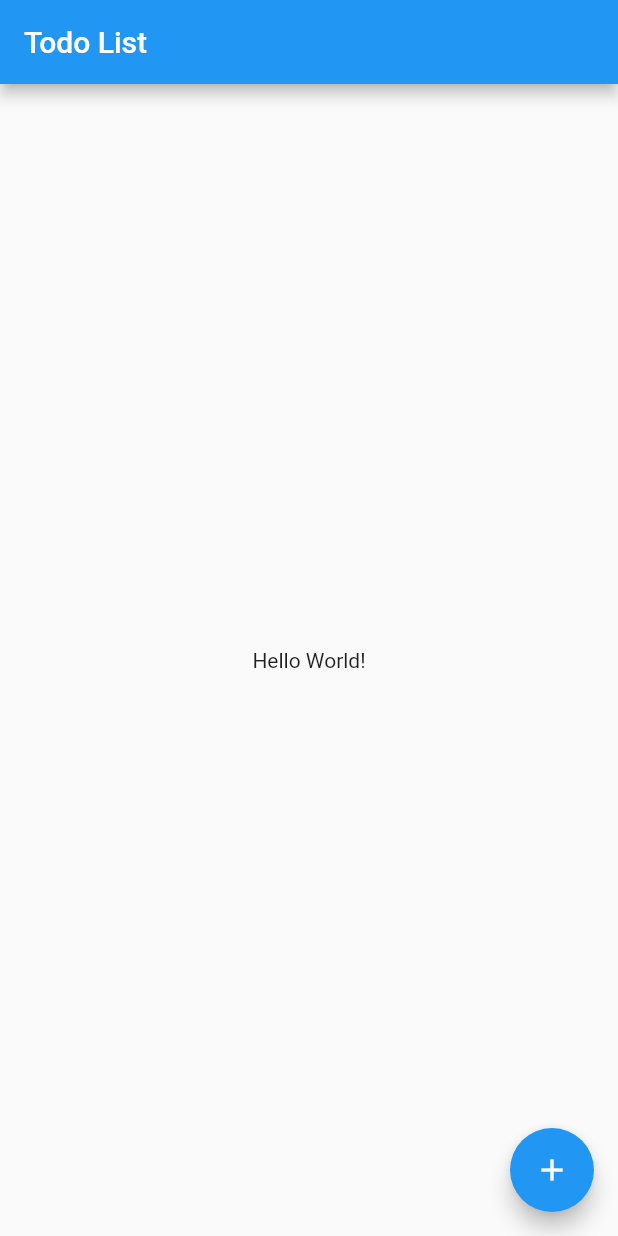
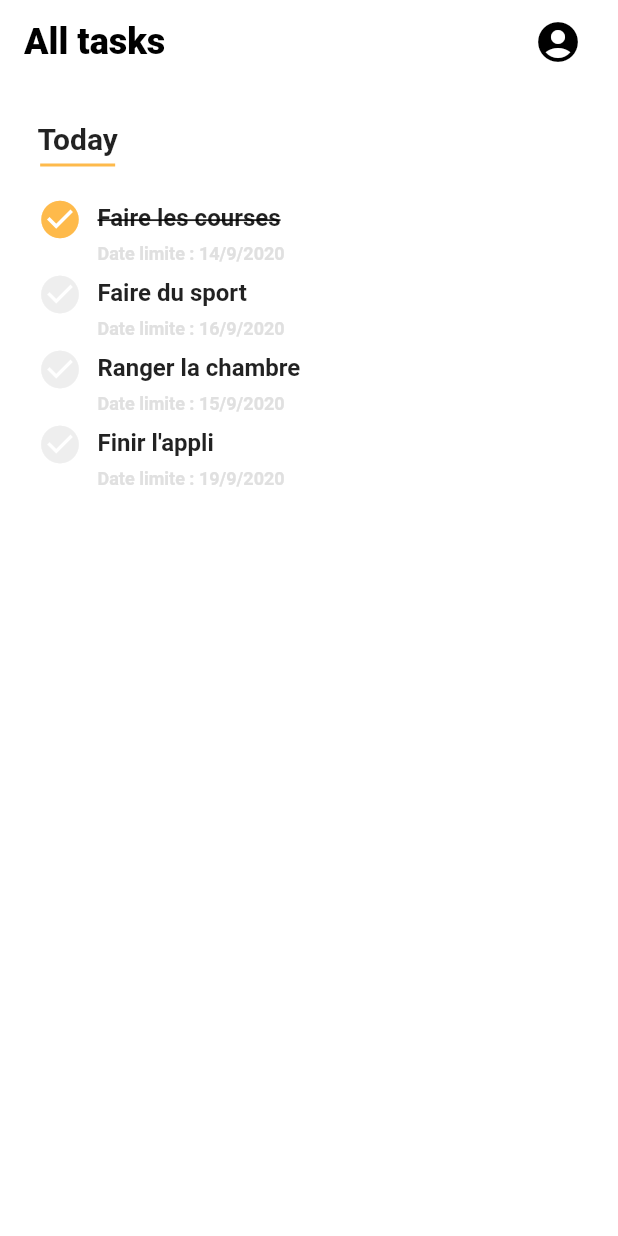
Before and after one commit to spoitler/todo_list_app, a Flutter app: the screen it shows after launch, on a phone screen of 412 x 824 dp. Run offline on Flutter 3.47's test engine with Material 2 defaults, Android fonts, the phone set to English and light mode, and no system bars.

Commit message:
add title appbar, and today section

```diff
--- a/lib/main.dart
+++ b/lib/main.dart
@@ -1,4 +1,5 @@
 import 'package:flutter/material.dart';
+import 'package:todo_list_app/screens/home/home_screen.dart';
 
 void main() {
   runApp(MyApp());
@@ -10,42 +11,12 @@ class MyApp extends StatelessWidget {
   Widget build(BuildContext context) {
     return MaterialApp(
       title: 'Flutter Demo',
+      debugShowCheckedModeBanner: true,
       theme: ThemeData(
-        primarySwatch: Colors.blue,
-        // This makes the visual density adapt to the platform that you run
-        // the app on. For desktop platforms, the controls will be smaller and
-        // closer together (more dense) than on mobile platforms.
+        primaryColor: Colors.white,
         visualDensity: VisualDensity.adaptivePlatformDensity,
       ),
-      home: MyHomePage(title: 'Todo List'),
+      home: HomeScreen(),
     );
   }
 }
-
-class MyHomePage extends StatefulWidget {
-  MyHomePage({Key key, this.title}) : super(key: key);
-
-  final String title;
-
-  @override
-  _MyHomePageState createState() => _MyHomePageState();
-}
-
-class _MyHomePageState extends State<MyHomePage> {
-  @override
-  Widget build(BuildContext context) {
-    return Scaffold(
-      appBar: AppBar(
-        title: Text(widget.title),
-      ),
-      body: Center(
-        child: Text("Hello World!"),
-      ),
-      floatingActionButton: FloatingActionButton(
-        onPressed: null,
-        tooltip: 'Increment',
-        child: Icon(Icons.add),
-      ), // This trailing comma makes auto-formatting nicer for build methods.
-    );
-  }
-}
--- /dev/null
+++ b/lib/models/Tasks.dart
@@ -0,0 +1,21 @@
+
+class Tasks {
+  final int id;
+  String name;
+  DateTime deadline;
+  bool checked;
+
+  Tasks({
+    this.id,
+    this.name,
+    this.deadline,
+    this.checked = false
+  });
+}
+
+List<Tasks> tasks = [
+  Tasks(id: 0, name: "Faire les courses", deadline: new DateTime(2020, 09, 14), checked: true),
+  Tasks(id: 1, name: "Faire du sport", deadline: new DateTime(2020, 09, 16)),
+  Tasks(id: 2, name: "Ranger la chambre", deadline: new DateTime(2020, 09, 15)),
+  Tasks(id: 3, name: "Finir l'appli", deadline: new DateTime(2020, 09, 19)),
+];
--- /dev/null
+++ b/lib/screens/home/components/constants.dart
@@ -0,0 +1,3 @@
+import 'package:flutter/material.dart';
+
+Color kButtonColor = const Color.fromRGBO(254, 186, 75,1.0);
--- /dev/null
+++ b/lib/screens/home/home_screen.dart
@@ -0,0 +1,48 @@
+import 'package:flutter/material.dart';
+import 'package:todo_list_app/screens/home/today_listview.dart';
+import 'package:todo_list_app/screens/home/today_title.dart';
+
+class HomeScreen extends StatelessWidget {
+  @override
+  Widget build(BuildContext context) {
+    return MaterialApp(
+      title: "Todo List",
+      home: Scaffold(
+        backgroundColor: Colors.white,
+        appBar: AppBar(
+          backgroundColor: Colors.white,
+          elevation: 0,
+          title: Row(
+            children: [
+              Expanded(
+                child: Text(
+                  "All tasks",
+                  style: TextStyle(
+                      color: Colors.black,
+                      fontSize: 24,
+                      fontWeight: FontWeight.w800),
+                ),
+              ),
+              IconButton(
+                  icon: Icon(
+                    Icons.account_circle,
+                    color: Colors.black,
+                    size: 32,
+                  ),
+                  onPressed: null)
+            ],
+          ),
+        ),
+        body: Padding(
+          padding: const EdgeInsets.all(25.0),
+          child: Column(
+            children: [
+              TodayTitle(),
+              TodayListView(),
+            ],
+          ),
+        ),
+      ),
+    );
+  }
+}
--- /dev/null
+++ b/lib/screens/home/today_listview.dart
@@ -0,0 +1,94 @@
+import 'package:todo_list_app/models/Tasks.dart';
+import 'package:flutter/material.dart';
+
+import 'components/constants.dart';
+
+class TodayListView extends StatefulWidget {
+  @override
+  _TodayListViewState createState() => _TodayListViewState();
+}
+
+class _TodayListViewState extends State<TodayListView> {
+  @override
+  Widget build(BuildContext context) {
+    return Container(
+      margin: EdgeInsets.only(top: 20),
+      height: (tasks.length * 50.0),
+      child: ListView.builder(
+        primary: false,
+        itemExtent: 50,
+        itemCount: tasks.length,
+        itemBuilder: (context, index) {
+          return _ListRowBuilder(index);
+        },
+      ),
+    );
+  }
+
+  Widget _ListRowBuilder(index) {
+    final double _iconSize = 30;
+    return Container(
+      child: Row(
+        crossAxisAlignment: CrossAxisAlignment.start,
+        children: [
+          GestureDetector(
+            child: tasks[index].checked
+                ? Icon(
+                    Icons.check_circle,
+                    color: kButtonColor,
+                    size: _iconSize,
+                  )
+                : Icon(
+                    Icons.check_circle,
+                    color: Colors.grey[200],
+                    size: _iconSize,
+                  ),
+            onTap: () => {
+              setState(() {
+                tasks[index].checked
+                    ? tasks[index].checked = false
+                    : tasks[index].checked = true;
+              })
+            },
+          ),
+          Padding(
+            padding: const EdgeInsets.only(left: 10),
+            child: Column(
+              crossAxisAlignment: CrossAxisAlignment.start,
+              mainAxisAlignment: MainAxisAlignment.spaceEvenly,
+              children: [
+                Container(
+                  margin: EdgeInsets.only(bottom: 3),
+                  child: tasks[index].checked
+                      ? Text(tasks[index].name,
+                          style: TextStyle(
+                              fontWeight: FontWeight.w600,
+                              fontSize: 16,
+                              decoration: TextDecoration.lineThrough,
+                              decorationThickness: 1.5))
+                      : Text(
+                          tasks[index].name,
+                          style: TextStyle(
+                              fontWeight: FontWeight.w600, fontSize: 16),
+                        ),
+                ),
+                Text(
+                  "Date limite : " +
+                      tasks[index].deadline.day.toString() +
+                      "/" +
+                      tasks[index].deadline.month.toString() +
+                      "/" +
+                      tasks[index].deadline.year.toString(),
+                  style: TextStyle(
+                      color: Colors.grey[300],
+                      fontSize: 12,
+                      fontWeight: FontWeight.w600),
+                ),
+              ],
+            ),
+          )
+        ],
+      ),
+    );
+  }
+}
--- /dev/null
+++ b/lib/screens/home/today_title.dart
@@ -0,0 +1,33 @@
+
+import 'package:flutter/material.dart';
+
+import 'components/constants.dart';
+
+class TodayTitle extends StatelessWidget {
+  const TodayTitle({
+    Key key,
+  }) : super(key: key);
+
+  @override
+  Widget build(BuildContext context) {
+    return Row(
+      children: [
+        Column(
+          children: [
+            Text(
+              "Today",
+              style: TextStyle(
+                  fontSize: 20, fontWeight: FontWeight.w600),
+            ),
+            Container(
+              margin: EdgeInsets.only(top: 5),
+              height: 2,
+              width: 50,
+              color: kButtonColor,
+            )
+          ],
+        )
+      ],
+    );
+  }
+}
```
Also changed, not shown: lib/assets/images/ui.jpg (added).
